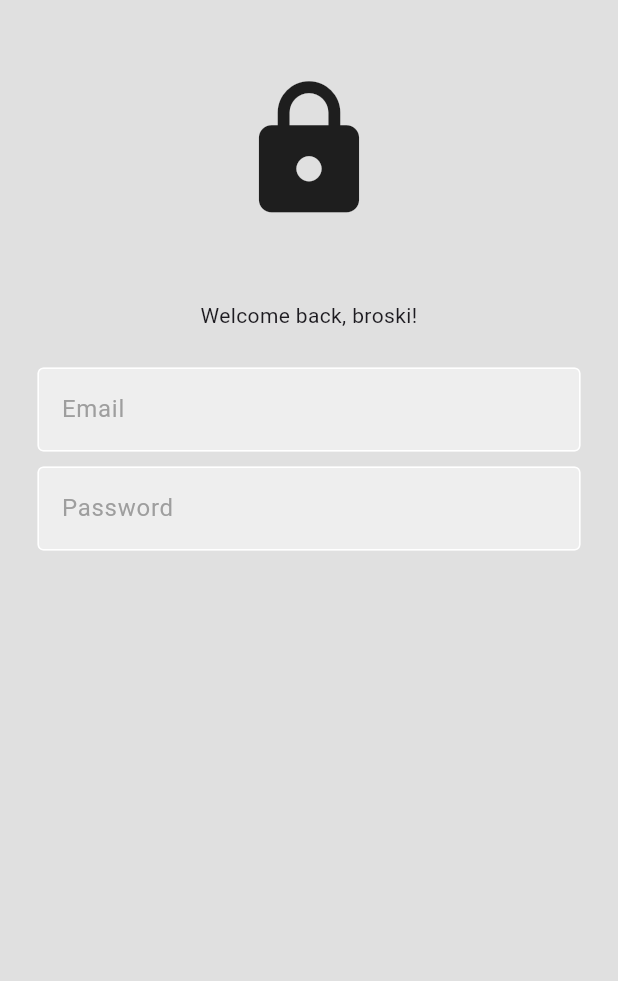
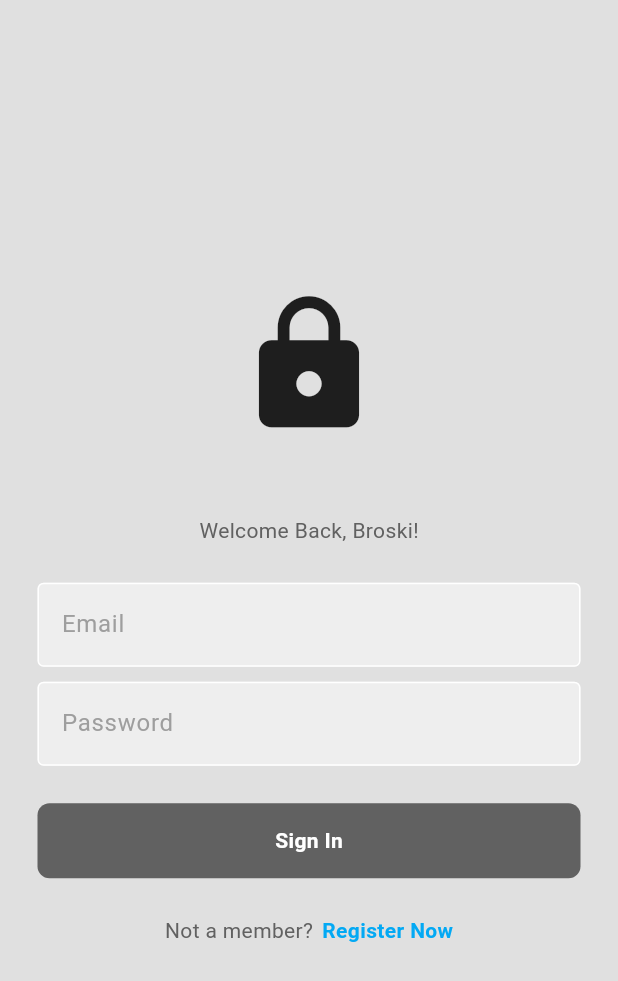
Before and after one commit to Delos-343/SosMed-App, a Flutter app: the screen it shows after launch, on a phone screen of 412 x 824 dp. Shown: the top 981 px of the screen. Run offline on Flutter 3.47's test engine with Material 3 defaults, Android fonts, the phone set to English and light mode, and no system bars; Roboto replaces fonts that are missing (Raleway).

Commit message:
Centered components

```diff
--- a/lib/components/button.dart
+++ b/lib/components/button.dart
@@ -15,13 +15,19 @@ class MyButton extends StatelessWidget {
   @override
   Widget build(BuildContext context) {
     return Container(
+      padding: const EdgeInsets.all(15),
       decoration: BoxDecoration(
         color: Colors.grey[700],
+        borderRadius: BorderRadius.circular(8)
       ),
       child: Center(
         child: Text(
           text,
-          style: const TextStyle(color: Colors.white),
+          style: TextStyle(
+            color: Colors.white,
+            fontWeight: FontWeight.w700,
+            fontSize: 14,
+          ),
         ),
       ),
     );
--- a/lib/pages/login_page.dart
+++ b/lib/pages/login_page.dart
@@ -1,4 +1,5 @@
 import 'package:flutter/material.dart';
+import 'package:sosmed_app/components/button.dart';
 import 'package:sosmed_app/components/text_field.dart';
 
 class LoginPage extends StatefulWidget {
@@ -13,7 +14,6 @@ class LoginPage extends StatefulWidget {
 class _LoginPageState extends State<LoginPage> {
 
   final emailTextController = TextEditingController();
-
   final passwordTextController = TextEditingController();
 
   @override
@@ -25,10 +25,8 @@ class _LoginPageState extends State<LoginPage> {
           child: Padding(
             padding: const EdgeInsets.symmetric(horizontal: 25.0),
             child: Column(
+              mainAxisAlignment: MainAxisAlignment.center,
               children: [
-
-                SizedBox(height: 50),
-
                 // Logo
                 Icon(
                   Icons.lock,
@@ -39,9 +37,10 @@ class _LoginPageState extends State<LoginPage> {
 
                 // Welcome Back Msg
                 Text(
-                  'Welcome back, broski!',
-                  textAlign: TextAlign.center,
-                  style: TextStyle(fontWeight: FontWeight.w400),
+                  'Welcome Back, Broski!',
+                  style: TextStyle(
+                    color: Colors.grey[700]
+                  ),
                 ),
 
                 SizedBox(height: 25),
@@ -62,11 +61,41 @@ class _LoginPageState extends State<LoginPage> {
                   obscureText: true,
                 ),
 
-                SizedBox(height: 10),
+                SizedBox(height: 25),
 
                 // Sign In Btn
+                MyButton(
+                  onTap: () {},
+                  text: 'Sign In',
+                ),
 
-                // Register Btn
+                SizedBox(height: 25),
+
+                // Register Page
+                Row(
+                  mainAxisAlignment: MainAxisAlignment.center,
+                  children: [
+                    Text(
+                      'Not a member?',
+                      style: TextStyle(
+                        color: Colors.grey[700]
+                      ),
+                    ),
+
+                    const SizedBox(width: 6),
+
+                    GestureDetector(
+                      onTap: () {},
+                      child: const Text(
+                        'Register Now',
+                        style: TextStyle(
+                          fontWeight: FontWeight.bold,
+                          color: Colors.lightBlue,
+                        ),
+                      ),
+                    ),
+                  ],
+                ),
 
               ],
             ),
--- /dev/null
+++ b/lib/pages/register_page.dart
@@ -0,0 +1,15 @@
+import 'package:flutter/material.dart';
+
+class RegisterPage extends StatefulWidget {
+  const RegisterPage({super.key});
+
+  @override
+  State<RegisterPage> createState() => _RegisterPageState();
+}
+
+class _RegisterPageState extends State<RegisterPage> {
+  @override
+  Widget build(BuildContext context) {
+    return const Placeholder();
+  }
+}
```
